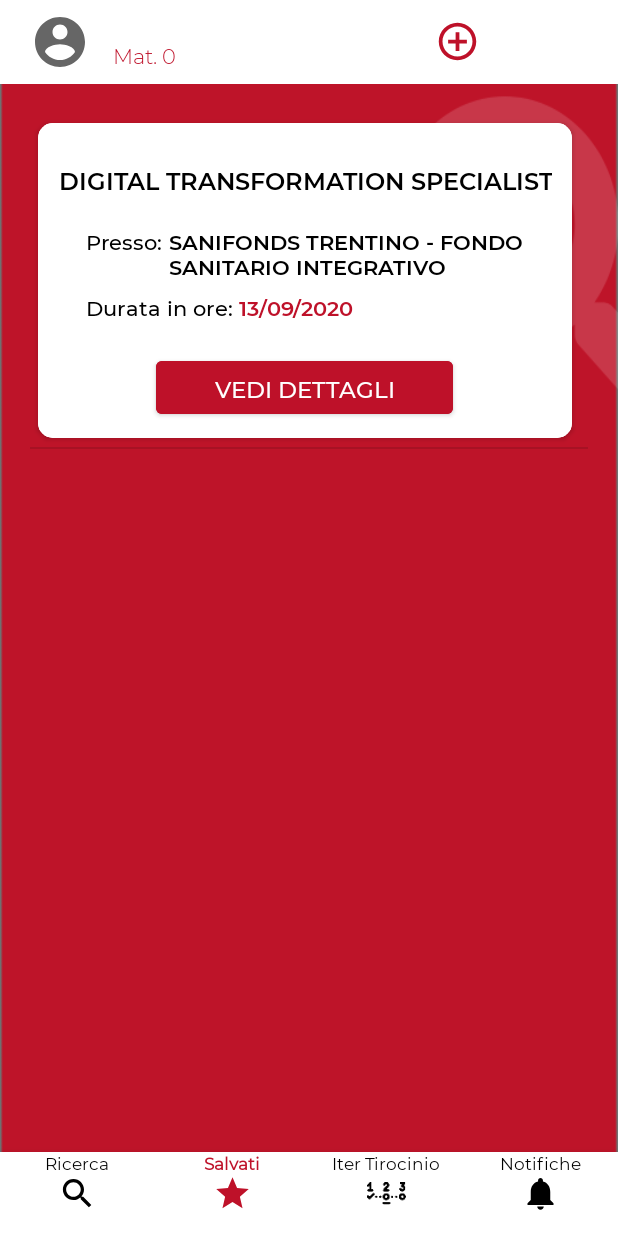
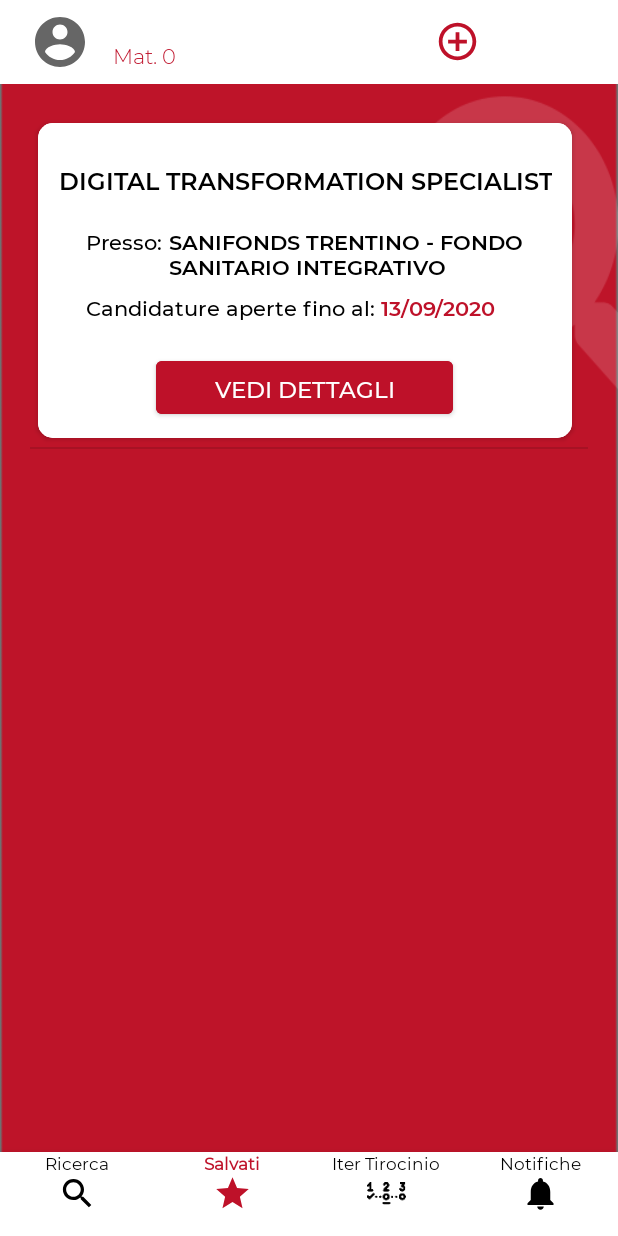
Before and after one commit to davideuez/UniStage, an Android app: the HomeStudentePREActivity screen opened directly, with no data from a screen before it, item 2 of the bottom bar chosen, on a phone screen of 412 x 824 dp. Run offline under Robolectric (Android 15) with nearby library versions, the phone set to English and light mode, and no system bars; our stand-ins replace CircleImageView; 5 statements that could not run were skipped.

Commit message:
Piccole correzioni e bug fixing del reperimento della lista dei tirocini proposti

```diff
--- a/app/src/main/java/com/example/unistage/HomeStudenteDURANTEActivity.java
+++ b/app/src/main/java/com/example/unistage/HomeStudenteDURANTEActivity.java
@@ -45,7 +45,7 @@ public class HomeStudenteDURANTEActivity extends AppCompatActivity {
 
         mTask = new ArrayList<Task>();
 
-        nc = LoginActivity.u_loggato.nome + " " + LoginActivity.u_loggato.cognome;
+        nc = LoginActivity.u_loggato.nome.substring(0,1).toUpperCase() + LoginActivity.u_loggato.nome.substring(1).toLowerCase() + " " + LoginActivity.u_loggato.cognome.substring(0,1).toUpperCase() + LoginActivity.u_loggato.cognome.substring(1).toLowerCase();
         final TextView nomeCognome = findViewById(R.id.nomecognome_durante);
         nomeCognome.setText(nc);
 
@@ -94,7 +94,7 @@ public class HomeStudenteDURANTEActivity extends AppCompatActivity {
     public void sendOnChannel(){
 
         String messaggio = LoginActivity.u_loggato.tirocinio_in_corso.getTitolo();
-        String titolo = "Ti sei candidato a ";
+        String titolo = "Tirocinio avviato ";
         Notification notification = new NotificationCompat.Builder(this, CHANNEL_1_ID)
                 .setSmallIcon(R.drawable.ic_notifications_black_24dp)
                 .setContentTitle(titolo)
--- a/app/src/main/java/com/example/unistage/HomeStudentePREActivity.java
+++ b/app/src/main/java/com/example/unistage/HomeStudentePREActivity.java
@@ -25,7 +25,7 @@ public class HomeStudentePREActivity extends AppCompatActivity {
         setContentView(R.layout.activity_homestudente_pre);
         final ImageView add = findViewById(R.id.aggiungi);
 
-        nomecognome = LoginActivity.u_loggato.nome + " " + LoginActivity.u_loggato.cognome;
+        nomecognome = LoginActivity.u_loggato.nome.substring(0,1).toUpperCase() + LoginActivity.u_loggato.nome.substring(1).toLowerCase() + " " + LoginActivity.u_loggato.cognome.substring(0,1).toUpperCase() + LoginActivity.u_loggato.cognome.substring(1).toLowerCase();
         final TextView nome = findViewById(R.id.nomecognome);
         nome.setText(nomecognome);
 
@@ -49,7 +49,7 @@ public class HomeStudentePREActivity extends AppCompatActivity {
             }
         });
         final BottomNavigationView btv = findViewById(R.id.bottombar_studentepre);
-        getSupportFragmentManager().beginTransaction().replace(R.id.card_container, new SearchFrag()).commit();
+        getSupportFragmentManager().beginTransaction().replace(R.id.card_container, new SearchFrag(LoginActivity.listaTirociniProposti)).commit();
         btv.setOnNavigationItemSelectedListener(btnm);
 
     }
@@ -66,7 +66,7 @@ public class HomeStudentePREActivity extends AppCompatActivity {
                     break;
 
                 case R.id.ricerca:
-                    fragment = new FragmentRicercaStudente();
+                    fragment = new SearchFrag(LoginActivity.listaTirociniProposti);
                     System.out.println("Ricerca");
                     break;
 
--- a/app/src/main/java/com/example/unistage/SearchFrag.java
+++ b/app/src/main/java/com/example/unistage/SearchFrag.java
@@ -24,6 +24,7 @@ import static android.widget.LinearLayout.VERTICAL;
 public class SearchFrag extends Fragment {
 
     public static ArrayList<ModuloPropostaTirocinio> tirocini_salvati;
+    public static ArrayList<ModuloPropostaTirocinio> tirocini_proposti;
     View frag_on_crate_view;
 
     @Override
@@ -32,17 +33,18 @@ public class SearchFrag extends Fragment {
 
     }
 
+    public SearchFrag(ArrayList<ModuloPropostaTirocinio> a){
+        tirocini_proposti = a;
+    }
+
     @Override
     public View onCreateView(LayoutInflater inflater, ViewGroup container, Bundle savedInstanceState) {
         frag_on_crate_view = inflater.inflate(R.layout.fragment_search, container, false);
-
-
-
         RecyclerView rv = (RecyclerView) frag_on_crate_view.findViewById(R.id.recycler_homefrag_id);
-
+        tirocini_proposti = LoginActivity.listaTirociniProposti;
         System.out.println("Grandezza array: " + LoginActivity.listaTirociniProposti.size());
 
-        final AdapterTirociniStudente listAdapterTirociniStudente = new AdapterTirociniStudente(LoginActivity.listaTirociniProposti);
+        final AdapterTirociniStudente listAdapterTirociniStudente = new AdapterTirociniStudente(tirocini_proposti);
         rv.setAdapter(listAdapterTirociniStudente);
         RecyclerView.LayoutManager layoutManager = new LinearLayoutManager(getActivity());
         rv.setLayoutManager(layoutManager);
--- a/app/src/main/res/layout/carte_della_h.xml
+++ b/app/src/main/res/layout/carte_della_h.xml
@@ -69,7 +69,7 @@
                     android:layout_width="wrap_content"
                     android:layout_height="wrap_content"
                     android:fontFamily="@font/montserrat_medium"
-                    android:text="Durata in ore: "
+                    android:text="Candidature aperte fino al: "
                     android:textColor="#000000"
                     android:textSize="14dp" />
 
```
Also changed, not shown: app/src/main/java/com/example/unistage/DettagliActivity.java (+22 -0 lines), 1 other file.
